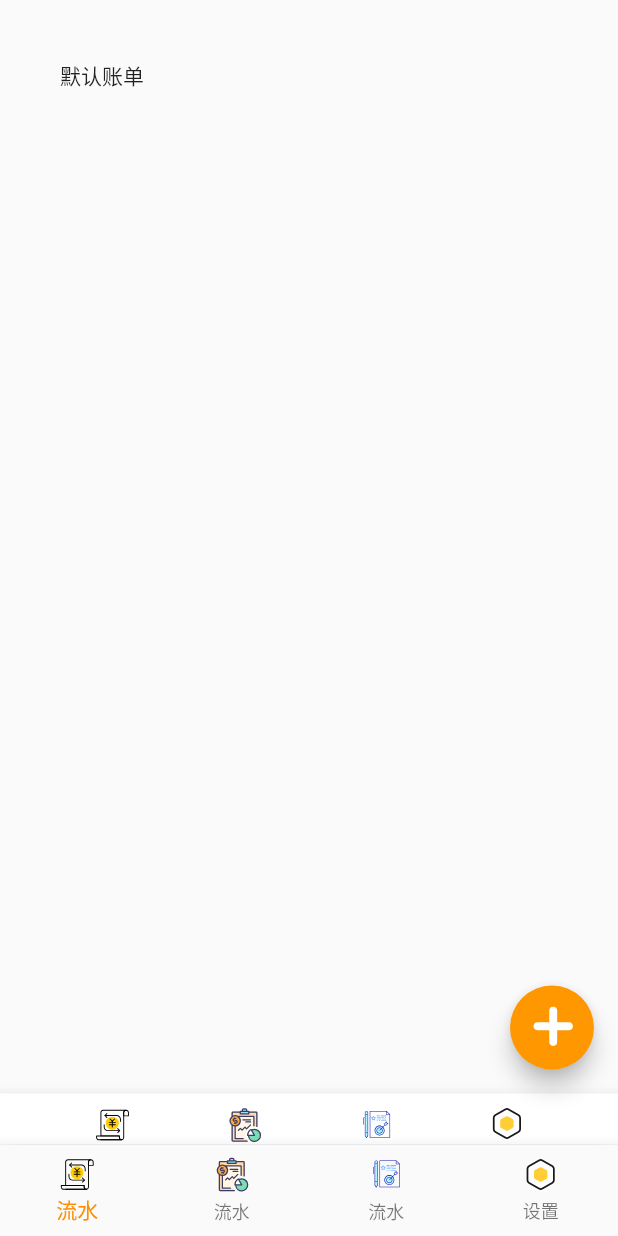
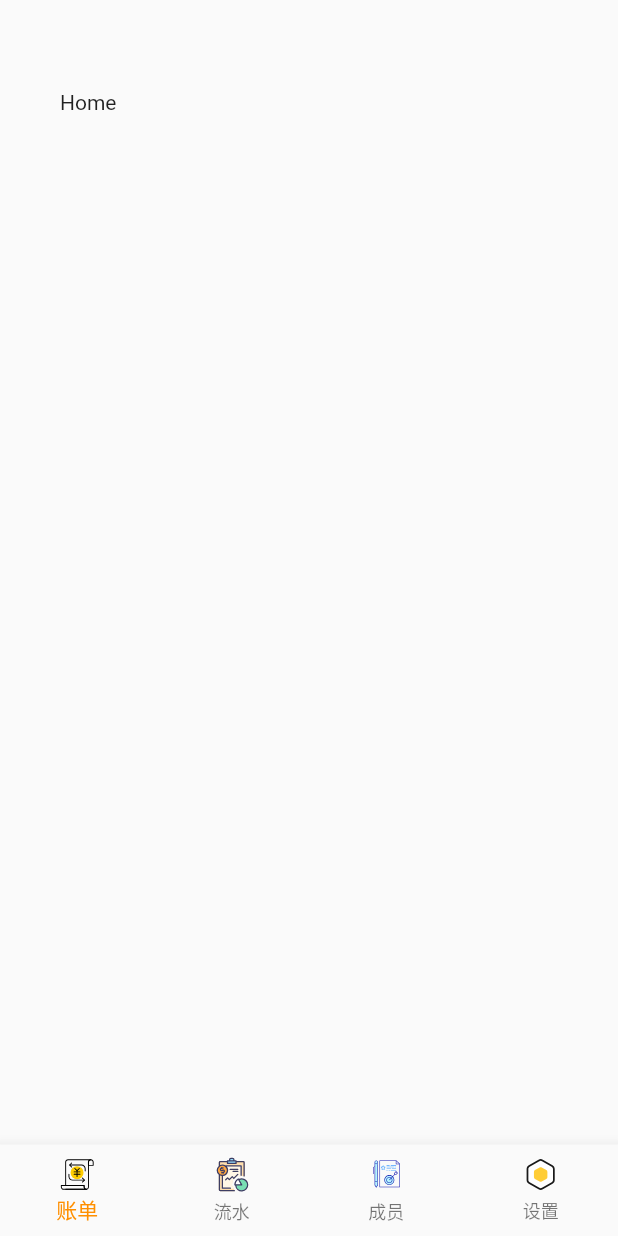
Before and after one commit to JiuRanYa/CoinKeeper, a Flutter app: the screen it shows after launch, on a phone screen of 412 x 824 dp. Run offline on Flutter 3.47's test engine with Material 2 defaults, Android fonts, the phone set to English and light mode, and no system bars; our stand-ins replace flutter_svg.

Commit message:
feat: refactor BottomNavitionBar

```diff
--- a/lib/main.dart
+++ b/lib/main.dart
@@ -18,12 +18,6 @@ class MainApp extends StatefulWidget {
 
 class _MainApp extends State<MainApp> {
   int _selectedIndex = 0;
-
-  void _onItemTapped(int index) {
-    setState(() {
-      _selectedIndex = index;
-    });
-  }
 
   static const List<Widget> _router = <Widget>[
     HomePage(),
@@ -52,16 +46,19 @@ class _MainApp extends State<MainApp> {
         splashFactory: NoSplash.splashFactory,
       ),
       home: Scaffold(
-        body: _router.elementAt(_selectedIndex),
+        body: Padding(
+          padding: const EdgeInsets.only(top: 60.0, left: 40.0),
+          child: _router.elementAt(_selectedIndex),
+        ),
         bottomNavigationBar: BottomNavigationBar(
           type: BottomNavigationBarType.fixed,
           items: <BottomNavigationBarItem>[
             _buildBottomBarItem(
-                '流水', 'static/images/bottom1.svg', CustomStyle(26, 26)),
+                '账单', 'static/images/bottom1.svg', CustomStyle(26, 26)),
             _buildBottomBarItem(
                 '流水', 'static/images/bottom2.svg', CustomStyle(26, 26)),
             _buildBottomBarItem(
-                '流水', 'static/images/bottom3.svg', CustomStyle(26, 26)),
+                '成员', 'static/images/bottom3.svg', CustomStyle(26, 26)),
             _buildBottomBarItem(
                 '设置', 'static/images/bottom4.svg', CustomStyle(24, 24)),
           ],
@@ -77,3 +74,10 @@ class _MainApp extends State<MainApp> {
     );
   }
 }
+
+class CustomStyle<T> {
+  T? height;
+  T? width;
+
+  CustomStyle(this.height, this.width);
+}
--- a/lib/ui/views/homePage.dart
+++ b/lib/ui/views/homePage.dart
@@ -1,5 +1,4 @@
 import 'package:flutter/material.dart';
-import 'package:flutter_svg/flutter_svg.dart';
 
 class HomePage extends StatefulWidget {
   const HomePage({super.key});
@@ -8,68 +7,9 @@ class HomePage extends StatefulWidget {
   _HomePageState createState() => _HomePageState();
 }
 
-class CustomStyle<T> {
-  T? height;
-  T? width;
-
-  CustomStyle(this.height, this.width);
-}
-
 class _HomePageState extends State<HomePage> {
-  int _count = 0;
-
   @override
   Widget build(BuildContext context) {
-    return Scaffold(
-      body: Container(
-        padding: const EdgeInsets.all(40),
-        child: const Text('默认账单'),
-      ),
-      floatingActionButton: FloatingActionButton(
-        onPressed: () => setState(() => _count++),
-        tooltip: 'Increment Counter',
-        backgroundColor: Colors.orange,
-        child: SvgPicture.asset(
-          'static/images/plus.svg',
-          height: 28,
-          width: 28,
-        ),
-      ),
-      bottomNavigationBar: BottomAppBar(
-        child: Container(
-          height: 34,
-          child: Row(
-            mainAxisAlignment: MainAxisAlignment.spaceEvenly,
-            children: [
-              _buildBottomBarItem(
-                  '流水1', 'static/images/bottom1.svg', CustomStyle(26, 26)),
-              _buildBottomBarItem(
-                  '流水1', 'static/images/bottom2.svg', CustomStyle(26, 26)),
-              _buildBottomBarItem(
-                  '流水1', 'static/images/bottom3.svg', CustomStyle(26, 26)),
-              _buildBottomBarItem(
-                  '流水1', 'static/images/bottom4.svg', CustomStyle(24, 24)),
-            ],
-          ),
-        ),
-      ),
-    );
-  }
-
-  Column _buildBottomBarItem(
-      String label, String sourcePath, CustomStyle<double>? style) {
-    return Column(
-      children: [
-        Container(
-          margin: const EdgeInsets.only(top: 8),
-          child: SvgPicture.asset(
-            sourcePath,
-            height: style?.height ?? 26,
-            width: style?.width ?? 26,
-            fit: BoxFit.cover,
-          ),
-        )
-      ],
-    );
+    return const Scaffold(body: Text('Home'));
   }
 }
```
